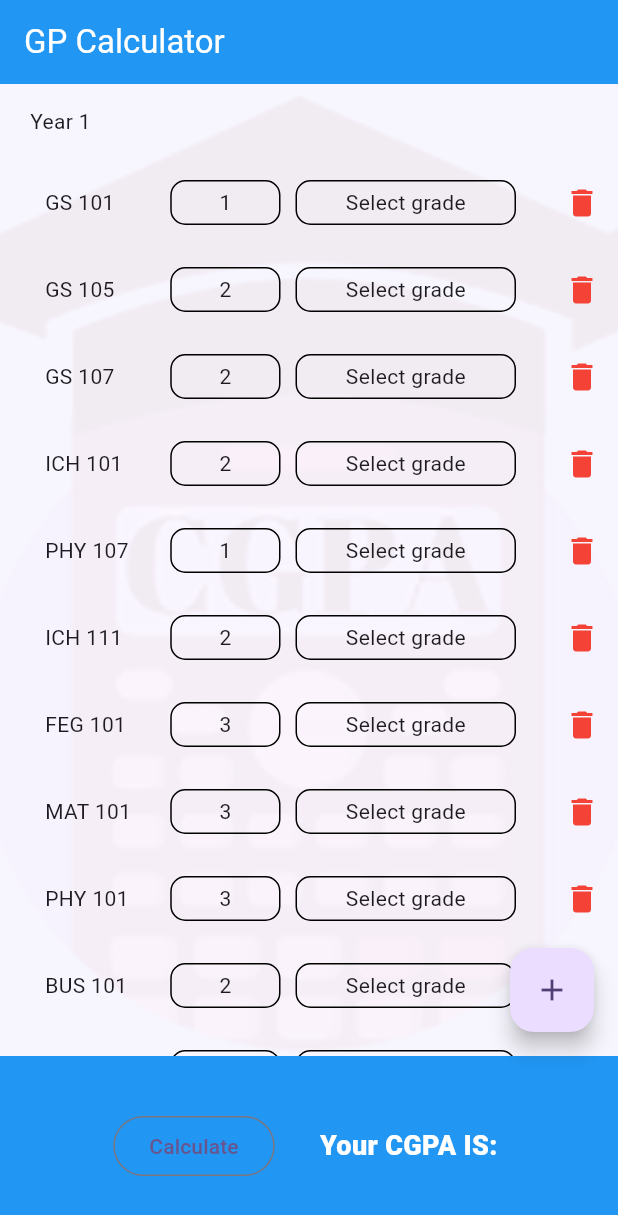
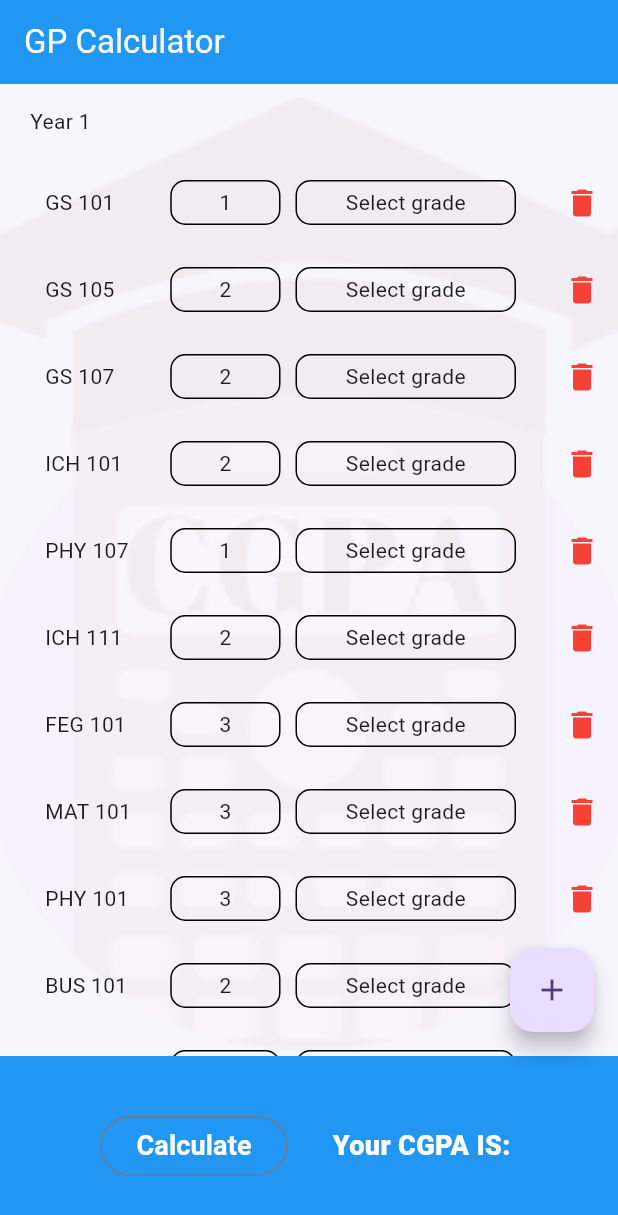
Before and after one commit to gabbygreat/gp_calculator, a Flutter app: the screen it shows after launch, on a phone screen of 412 x 824 dp. Shown: the top 1215 px of the screen. Run offline on Flutter 3.47's test engine with Material 2 defaults, Android fonts, the phone set to English and light mode, and no system bars.

Commit message:
:boom: Changed calculate button color

```diff
--- a/lib/view/home.dart
+++ b/lib/view/home.dart
@@ -229,7 +229,14 @@ class _HomeScreenState extends State<HomeScreen>
           children: [
             OutlinedButton(
               onPressed: calculateGP,
-              child: const Text('Calculate'),
+              child: const Text(
+                'Calculate',
+                style: TextStyle(
+                  color: Colors.white,
+                  fontWeight: FontWeight.bold,
+                  fontSize: 18,
+                ),
+              ),
             ),
             const SizedBox(
               width: 30,
```
